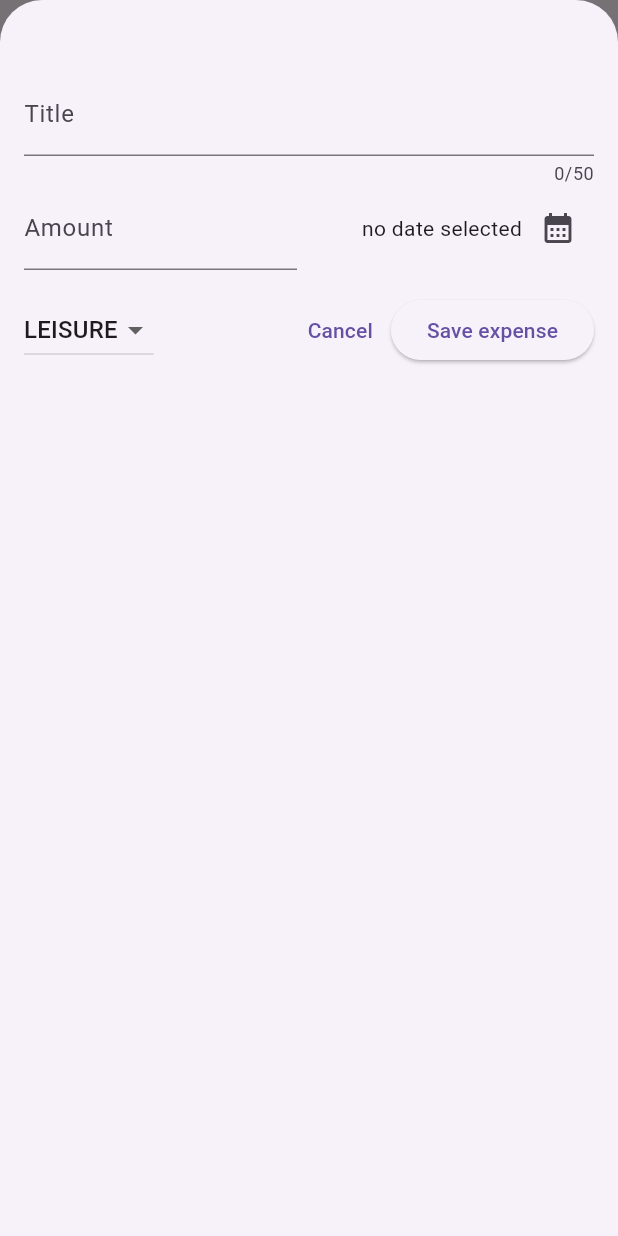
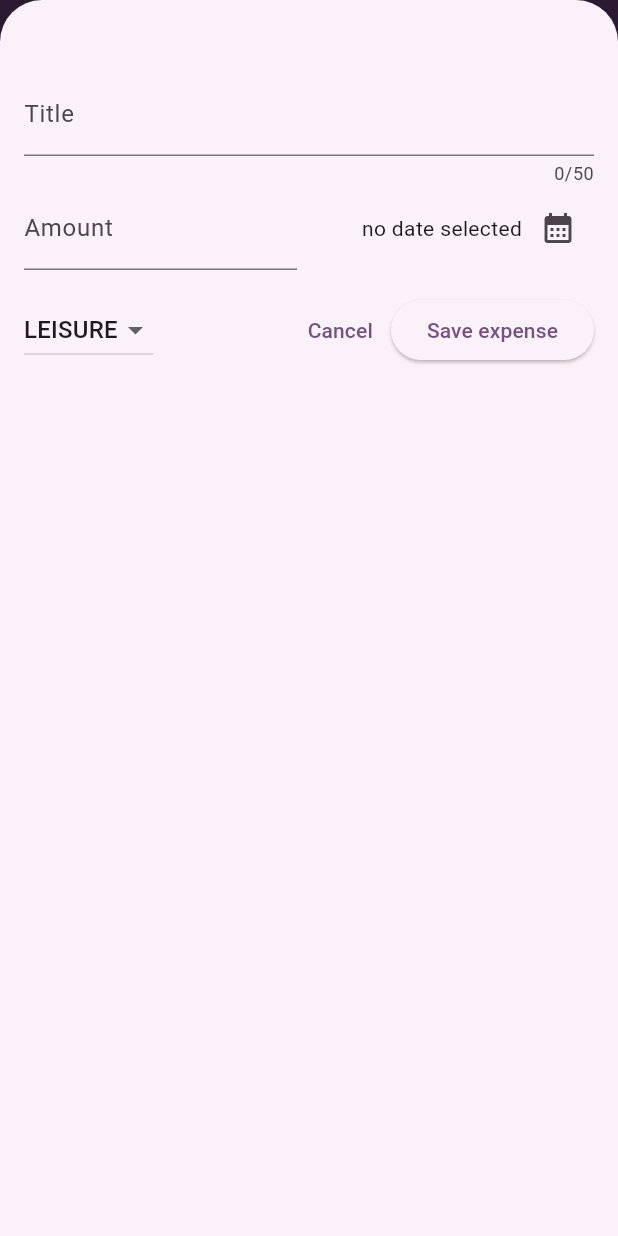
Before and after one commit to bozzimarcello/expense_tracker, a Flutter app: the screen it shows after launch, after a tap on the "add" icon, on a phone screen of 412 x 824 dp. Run offline on Flutter 3.47's test engine with Material 3 defaults, Android fonts, the phone set to English and light mode, and no system bars.

Commit message:
theme setup with fromSeed

```diff
--- a/lib/main.dart
+++ b/lib/main.dart
@@ -2,10 +2,24 @@ import 'package:flutter/material.dart';
 
 import 'package:expense_tracker/widgets/expenses.dart';
 
+var kColorScheme = ColorScheme.fromSeed(
+  // ColorScheme.fromSeed is a constructor that creates a ColorScheme from a seed color
+  // so you can create a color scheme with a primary color and the others are generated from it
+  seedColor: const Color.fromARGB(255, 176, 46, 228),
+);
+
 void main() {
   runApp(
-    const MaterialApp(
-      home: Expenses(),
+    MaterialApp(
+      theme: ThemeData().copyWith(
+        // copyWith lets you create a new ThemeData changing only the properties you want
+        colorScheme: kColorScheme,
+        appBarTheme: const AppBarTheme().copyWith(
+          backgroundColor: kColorScheme.onPrimaryContainer,
+          foregroundColor: kColorScheme.primary,
+        )
+      ),
+      home: const Expenses(),
     ),
   );
 }
```
